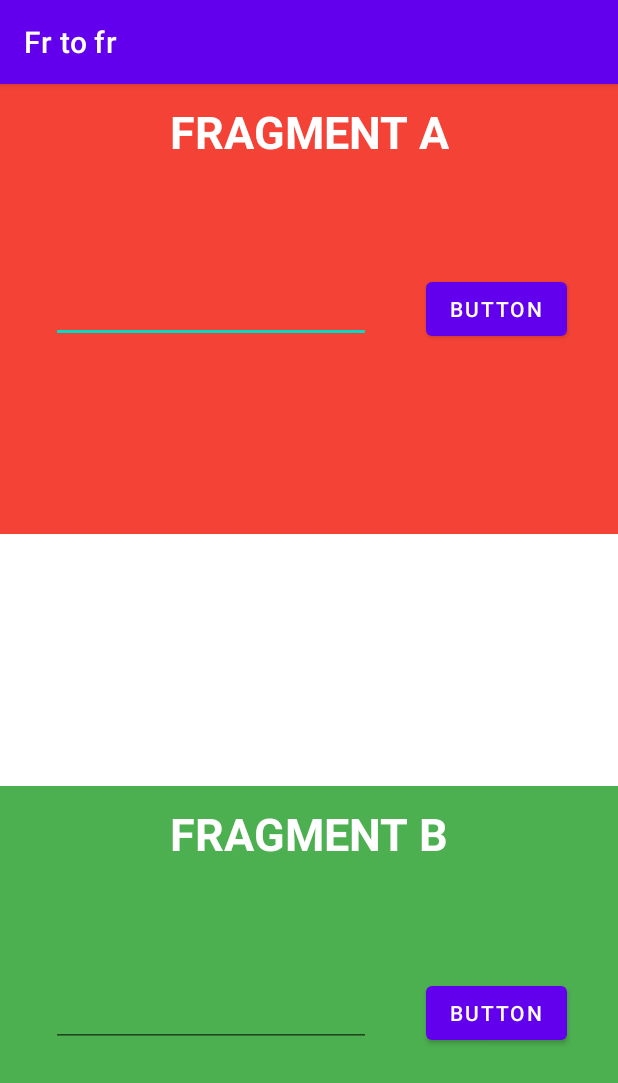
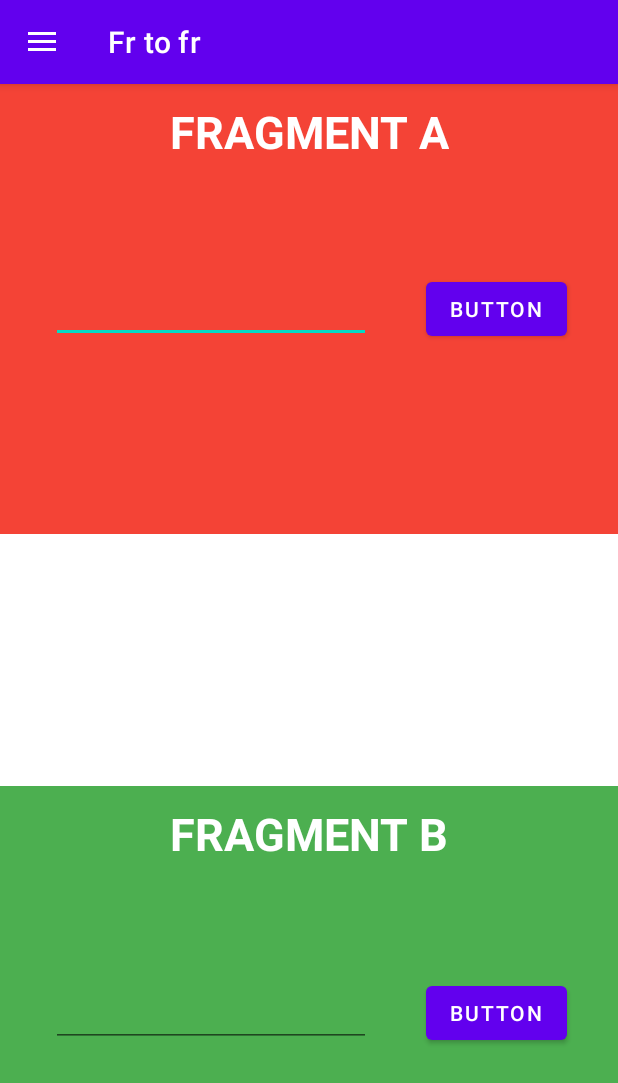
Before and after one commit to agamonch/fragments_comunications, an Android app: the screen it shows after launch (MainActivity), on a phone screen of 412 x 824 dp. Shown: the top 1083 px of the screen. Run offline under Robolectric (Android 15) with nearby library versions, the phone set to English and light mode, and no system bars.

Commit message:
added navigation drawer menu

```diff
--- a/app/build.gradle
+++ b/app/build.gradle
@@ -46,6 +46,7 @@ dependencies {
     implementation 'androidx.appcompat:appcompat:1.2.0'
     implementation 'com.google.android.material:material:1.3.0'
     implementation 'androidx.constraintlayout:constraintlayout:2.0.4'
+    implementation 'androidx.drawerlayout:drawerlayout:1.1.1'
     testImplementation 'junit:junit:4.13.2'
     androidTestImplementation 'androidx.test.ext:junit:1.1.2'
     androidTestImplementation 'androidx.test.espresso:espresso-core:3.3.0'
--- a/app/src/main/java/kg/unicapp/frtofr/FragmentA.kt
+++ b/app/src/main/java/kg/unicapp/frtofr/FragmentA.kt
@@ -5,6 +5,7 @@ import android.os.Bundle
 import android.view.View
 import androidx.fragment.app.Fragment
 import kg.unicapp.frtofr.databinding.FragmentABinding
+import kg.unicapp.frtofr.databinding.FragmentABinding.bind
 
 
 class FragmentA: Fragment(R.layout.fragment_a) {
@@ -16,7 +17,7 @@ class FragmentA: Fragment(R.layout.fragment_a) {
 
     override fun onViewCreated(view: View, savedInstanceState: Bundle?) {
         super.onViewCreated(view, savedInstanceState)
-        val binding = FragmentABinding.bind(view)
+        val binding = bind(view)
         fragmentBlankBinding = binding
         binding.button5.setOnClickListener{
             val text = binding.editTextTextPersonName4.text.toString()
--- a/app/src/main/java/kg/unicapp/frtofr/MainActivity.kt
+++ b/app/src/main/java/kg/unicapp/frtofr/MainActivity.kt
@@ -2,14 +2,52 @@ package kg.unicapp.frtofr
 
 import androidx.appcompat.app.AppCompatActivity
 import android.os.Bundle
+import android.view.MenuItem
+import android.widget.Toast
+import androidx.appcompat.app.ActionBarDrawerToggle
+import androidx.drawerlayout.widget.DrawerLayout
+import com.google.android.material.bottomnavigation.BottomNavigationView
+import com.google.android.material.navigation.NavigationView
 
 
 class MainActivity : AppCompatActivity(), FragmentAListener, FragmentBListener {
+
+    lateinit var toggle: ActionBarDrawerToggle
+    lateinit var drawerLayout: DrawerLayout
+    lateinit var navigationView: NavigationView
     override fun onCreate(savedInstanceState: Bundle?) {
         super.onCreate(savedInstanceState)
         setContentView(R.layout.activity_main)
+
+        drawerLayout = findViewById(R.id.myDrawer)
+        navigationView = findViewById(R.id.navView)
+        toggle = ActionBarDrawerToggle(this, drawerLayout, R.string.open, R.string.close)
+        drawerLayout.addDrawerListener(toggle)
+        toggle.syncState()
+        supportActionBar?.setDisplayHomeAsUpEnabled(true)
+        navigationView.setNavigationItemSelectedListener {
+            when(it.itemId){
+                R.id.action_settings ->  Toast.makeText(this, "Нечего настраивать", Toast.LENGTH_SHORT).show()
+                R.id.about_app -> Toast.makeText(this, "Это мое приложение", Toast.LENGTH_SHORT).show()
+                R.id.add_something -> Toast.makeText(this, "Позже добавите", Toast.LENGTH_SHORT).show()
+                R.id.close_app -> finish()
+            }
+            true
+        }
+
+
         setup()
 
+    }
+
+
+
+    override fun onOptionsItemSelected(item: MenuItem): Boolean {
+        if(toggle.onOptionsItemSelected(item)) {
+            true
+        }
+
+        return super.onOptionsItemSelected(item)
     }
 
     private fun setup() {
@@ -28,4 +66,5 @@ class MainActivity : AppCompatActivity(), FragmentAListener, FragmentBListener {
         (supportFragmentManager.findFragmentByTag(FragmentA.TAG) as FragmentA).setNewText(text)
 
     }
+
 }
--- a/app/src/main/res/layout/activity_main.xml
+++ b/app/src/main/res/layout/activity_main.xml
@@ -1,6 +1,7 @@
 <?xml version="1.0" encoding="utf-8"?>
 
-<androidx.constraintlayout.widget.ConstraintLayout
+<androidx.drawerlayout.widget.DrawerLayout
+    android:id="@+id/myDrawer"
     xmlns:android="http://schemas.android.com/apk/res/android"
     xmlns:app="http://schemas.android.com/apk/res-auto"
     xmlns:tools="http://schemas.android.com/tools"
@@ -8,6 +9,9 @@
     android:layout_height="match_parent"
     tools:context=".MainActivity">
 
+    <androidx.constraintlayout.widget.ConstraintLayout
+        android:layout_width="match_parent"
+        android:layout_height="match_parent">
 
     <androidx.fragment.app.FragmentContainerView
         android:id="@+id/container"
@@ -24,7 +28,14 @@
         app:layout_constraintBottom_toBottomOf="parent"
         app:layout_constraintEnd_toEndOf="parent"
         app:layout_constraintStart_toStartOf="parent" />
-
-
-
-</androidx.constraintlayout.widget.ConstraintLayout>
+    </androidx.constraintlayout.widget.ConstraintLayout>
+    <com.google.android.material.navigation.NavigationView
+        android:layout_width="wrap_content"
+        android:layout_height="match_parent"
+        android:id="@+id/navView"
+        app:headerLayout="@layout/navi_header"
+        app:menu="@menu/nav_menu"
+        android:fitsSystemWindows="true"
+        android:layout_gravity="start"
+        tools:ignore="MissingConstraints" />
+</androidx.drawerlayout.widget.DrawerLayout>
--- /dev/null
+++ b/app/src/main/res/layout/navi_header.xml
@@ -0,0 +1,8 @@
+<?xml version="1.0" encoding="utf-8"?>
+<androidx.constraintlayout.widget.ConstraintLayout
+    xmlns:android="http://schemas.android.com/apk/res/android"
+    android:layout_width="match_parent"
+    android:layout_height="100dp"
+    android:background="@android:color/holo_purple">
+
+</androidx.constraintlayout.widget.ConstraintLayout>
--- /dev/null
+++ b/app/src/main/res/menu/nav_menu.xml
@@ -0,0 +1,21 @@
+<?xml version="1.0" encoding="utf-8"?>
+<menu xmlns:android="http://schemas.android.com/apk/res/android">
+    <item
+        android:id="@+id/action_settings"
+        android:orderInCategory="1"
+        android:title="Настройки"/>
+    <item
+        android:id="@+id/about_app"
+        android:orderInCategory="3"
+        android:title="О приложении"/>
+
+    <item
+        android:id="@+id/close_app"
+        android:orderInCategory="4"
+        android:title="Закрыть"/>
+
+    <item
+        android:id="@+id/add_something"
+        android:orderInCategory="2"
+        android:title="Добавить"/>
+</menu>
--- a/app/src/main/res/values/strings.xml
+++ b/app/src/main/res/values/strings.xml
@@ -1,3 +1,5 @@
 <resources>
     <string name="app_name">Fr to fr</string>
+    <string name="open">Open</string>
+    <string name="close">Close</string>
 </resources>
```
